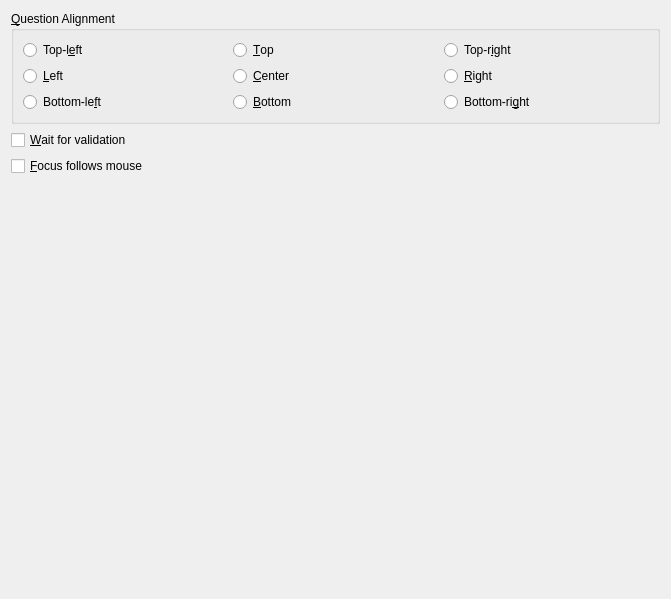
The window that src/kgeographyoptions.ui (KDE/kgeography) describes before a commit, drawn with Qt 5.
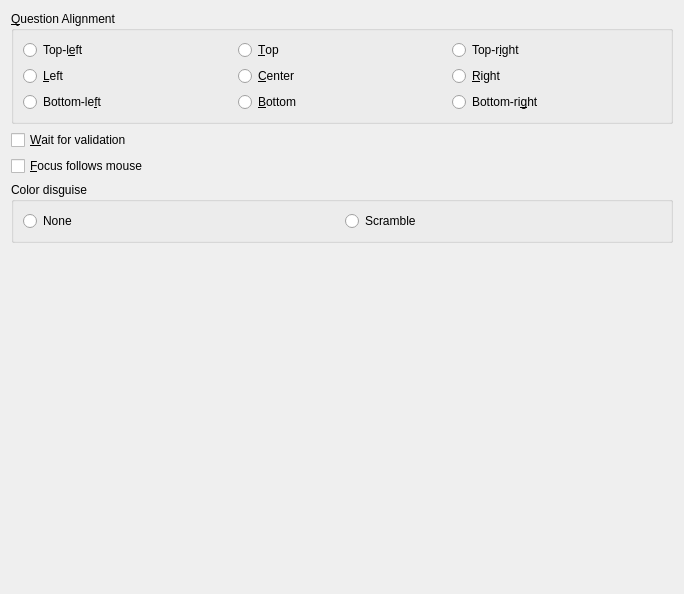
The same window after the commit. Custom widgets are drawn as their Qt base class.

Commit message: * Added color scramble and option.

What changed in the file:
```diff
--- a/src/kgeographyoptions.ui
+++ b/src/kgeographyoptions.ui
@@ -6,8 +6,8 @@
    <rect>
     <x>0</x>
     <y>0</y>
-    <width>671</width>
-    <height>599</height>
+    <width>684</width>
+    <height>594</height>
    </rect>
   </property>
   <layout class="QVBoxLayout" name="verticalLayout_2">
@@ -103,6 +103,32 @@
      </property>
     </widget>
    </item>
+   <item>
+    <widget class="KButtonGroup" name="kcfg_colorDisguise">
+     <property name="enabled">
+      <bool>true</bool>
+     </property>
+     <property name="title">
+      <string>Color disguise</string>
+     </property>
+     <layout class="QGridLayout" name="gridLayout_2">
+      <item row="0" column="0">
+       <widget class="QRadioButton" name="noColorDisguiseRadio">
+        <property name="text">
+         <string>None</string>
+        </property>
+       </widget>
+      </item>
+      <item row="0" column="1">
+       <widget class="QRadioButton" name="scrambleColorDisguiseRadio">
+        <property name="text">
+         <string>Scramble</string>
+        </property>
+       </widget>
+      </item>
+     </layout>
+    </widget>
+   </item>
    <item>
     <spacer name="verticalSpacer">
      <property name="orientation">
```
Left out of the diff: 2 changed lines with no effect on the pictures. The commit also changes 10 other files.
